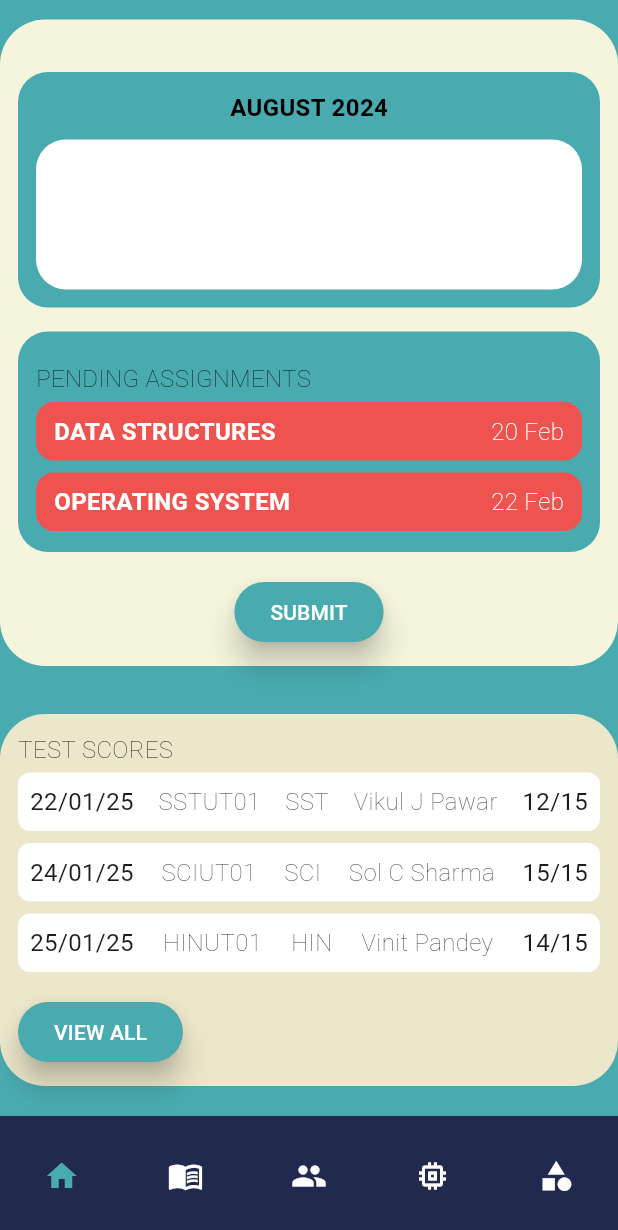
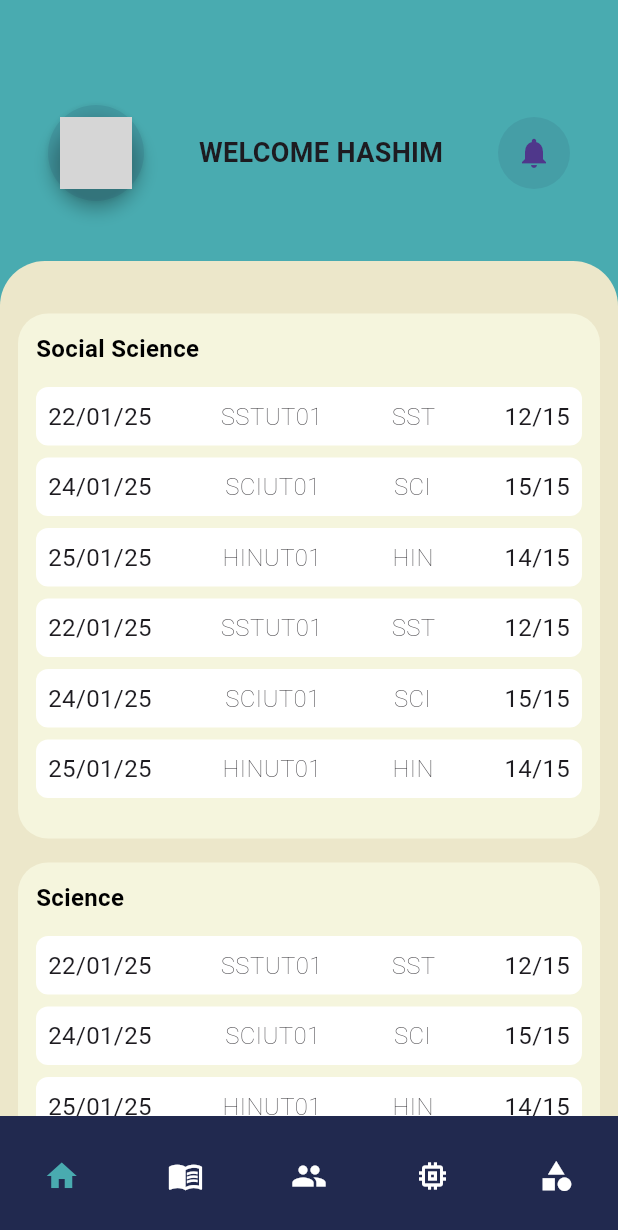
Before and after one commit to ayanfarooque/gdgsc-25, a Flutter app: the screen it shows after launch, scrolled down 161 dp, after a tap on "VIEW ALL", on a phone screen of 412 x 824 dp. Shown: the top 1230 px of the screen. Run offline on Flutter 3.47's test engine with Material 3 defaults, Android fonts, the light colour scheme and no system bars; Roboto replaces fonts that are missing (CustomFont); grey boxes are pictures that could not be loaded.

Commit message:
score page

```diff
--- a/mobile_app/lib/assets/pages/home.dart
+++ b/mobile_app/lib/assets/pages/home.dart
@@ -8,9 +8,9 @@ class HomePage extends StatefulWidget {
 
   @override
   State<HomePage> createState() => _HomePageState();
-  }
+}
 
-  class _HomePageState extends State<HomePage> {
+class _HomePageState extends State<HomePage> {
   int _selectedIndex = 0;
 
   void _onItemTapped(int index) {
@@ -206,7 +206,9 @@ class HomePage extends StatefulWidget {
                         "25/01/25", "HINUT01", "HIN", "Vinit Pandey", "14/15"),
                     const SizedBox(height: 12),
                     ElevatedButton(
-                      onPressed: () {},
+                      onPressed: () {
+                        Navigator.pushNamed(context, '/viewscore');
+                      },
                       style: ElevatedButton.styleFrom(
                         backgroundColor: const Color(0xFF49ABB0),
                         elevation: 8,
@@ -224,7 +226,7 @@ class HomePage extends StatefulWidget {
       ),
 
       // Bottom Navigation Bar
-      bottomNavigationBar:  Footer(
+      bottomNavigationBar: Footer(
         selectedIndex: _selectedIndex,
         onItemTapped: _onItemTapped,
       ),
--- a/mobile_app/lib/assets/pages/score.dart
+++ b/mobile_app/lib/assets/pages/score.dart
@@ -0,0 +1,214 @@
+import 'package:flutter/material.dart';
+import '../components/header.dart';
+import '../components/footer.dart';
+
+class ViewScores extends StatefulWidget {
+  State<ViewScores> createState() => _ScorePageState();
+}
+
+class _ScorePageState extends State<ViewScores> {
+  int _selectedIndex = 0;
+
+  void _onItemTapped(int index) {
+    setState(() {
+      _selectedIndex = index;
+    });
+
+    // Navigate to different pages based on index
+    switch (index) {
+      case 0:
+        Navigator.pushNamed(context, '/');
+        break;
+      case 1:
+        Navigator.pushNamed(context, '/assignment');
+        break;
+      case 2:
+        Navigator.pushNamed(context, '/community');
+        break;
+      case 3:
+        Navigator.pushNamed(context, '/aibot');
+        break;
+      case 4:
+        Navigator.pushNamed(context, '/resources');
+        break;
+    }
+  }
+
+  @override
+  Widget build(BuildContext context) {
+    return Scaffold(
+      backgroundColor: const Color.fromARGB(255, 73, 171, 176),
+      body: SingleChildScrollView(
+          child: Padding(
+              padding: const EdgeInsets.fromLTRB(0.0, 0.0, 0.0, 20.0),
+              child: Column(
+                  crossAxisAlignment: CrossAxisAlignment.start,
+                  children: [
+                    Padding(
+                      padding: const EdgeInsets.symmetric(horizontal: 16.0),
+                      child:
+                          // Top Bar
+                          Header(
+                              onProfileTap: () {
+                                Navigator.pushNamed(context, '/profile');
+                              },
+                              onNotificationTap: () {
+                                Navigator.pushNamed(context, '/notifications');
+                              },
+                              profileImage: 'assets/images/image3.png',
+                              welcomeText: "WELCOME HASHIM"),
+                    ),
+                    const SizedBox(height: 10),
+                    Container(
+                      margin: const EdgeInsets.fromLTRB(0.0, 30.0, 0.0, 0.0),
+                      padding: const EdgeInsets.fromLTRB(4.0, 12.0, 4.0, 12.0),
+                      decoration: BoxDecoration(
+                        color: const Color.fromARGB(255, 236, 231, 202),
+                        borderRadius: BorderRadius.circular(30),
+                      ),
+                      child: Column(
+                        crossAxisAlignment: CrossAxisAlignment.start,
+                        children: [
+                          const SizedBox(
+                            height: 15,
+                          ),
+                          //calender
+                          Container(
+                            margin: EdgeInsets.all(8.0),
+                            padding: const EdgeInsets.all(12),
+                            decoration: BoxDecoration(
+                              color: const Color.fromARGB(255, 245, 245, 221),
+                              borderRadius: BorderRadius.circular(20),
+                            ),
+                            height: 350,
+                            width: 400,
+                            child: Column(
+                              crossAxisAlignment: CrossAxisAlignment.start,
+                              children: [
+                                const Text(
+                                  "Social Science",
+                                  style: TextStyle(
+                                      fontSize: 16,
+                                      fontWeight: FontWeight.bold,
+                                      color: Colors.black),
+                                ),
+                                const SizedBox(height: 10),
+                                _scoreTile("22/01/25", "SSTUT01", "SST",
+                                    "Vikul J Pawar", "12/15"),
+                                _scoreTile("24/01/25", "SCIUT01", "SCI",
+                                    "Sol C Sharma", "15/15"),
+                                _scoreTile("25/01/25", "HINUT01", "HIN",
+                                    "Vinit Pandey", "14/15"),
+                                _scoreTile("22/01/25", "SSTUT01", "SST",
+                                    "Vikul J Pawar", "12/15"),
+                                _scoreTile("24/01/25", "SCIUT01", "SCI",
+                                    "Sol C Sharma", "15/15"),
+                                _scoreTile("25/01/25", "HINUT01", "HIN",
+                                    "Vinit Pandey", "14/15"),
+                              ],
+                            ),
+                          ),
+                          Container(
+                            margin: EdgeInsets.all(8.0),
+                            padding: const EdgeInsets.all(12),
+                            decoration: BoxDecoration(
+                              color: const Color.fromARGB(255, 245, 245, 221),
+                              borderRadius: BorderRadius.circular(20),
+                            ),
+                            height: 350,
+                            width: 400,
+                            child: Column(
+                              crossAxisAlignment: CrossAxisAlignment.start,
+                              children: [
+                                const Text(
+                                  "Science",
+                                  style: TextStyle(
+                                      fontSize: 16,
+                                      fontWeight: FontWeight.bold,
+                                      color: Colors.black),
+                                ),
+                                const SizedBox(height: 10),
+                                _scoreTile("22/01/25", "SSTUT01", "SST",
+                                    "Vikul J Pawar", "12/15"),
+                                _scoreTile("24/01/25", "SCIUT01", "SCI",
+                                    "Sol C Sharma", "15/15"),
+                                _scoreTile("25/01/25", "HINUT01", "HIN",
+                                    "Vinit Pandey", "14/15"),
+                                _scoreTile("22/01/25", "SSTUT01", "SST",
+                                    "Vikul J Pawar", "12/15"),
+                                _scoreTile("24/01/25", "SCIUT01", "SCI",
+                                    "Sol C Sharma", "15/15"),
+                                _scoreTile("25/01/25", "HINUT01", "HIN",
+                                    "Vinit Pandey", "14/15"),
+                              ],
+                            ),
+                          ),
+                          Container(
+                            margin: EdgeInsets.all(8.0),
+                            padding: const EdgeInsets.all(12),
+                            decoration: BoxDecoration(
+                              color: const Color.fromARGB(255, 245, 245, 221),
+                              borderRadius: BorderRadius.circular(20),
+                            ),
+                            height: 350,
+                            width: 400,
+                            child: Column(
+                              crossAxisAlignment: CrossAxisAlignment.start,
+                              children: [
+                                const Text(
+                                  "Hindi",
+                                  style: TextStyle(
+                                      fontSize: 16,
+                                      fontWeight: FontWeight.bold,
+                                      color: Colors.black),
+                                ),
+                                const SizedBox(height: 10),
+                                _scoreTile("22/01/25", "SSTUT01", "SST",
+                                    "Vikul J Pawar", "12/15"),
+                                _scoreTile("24/01/25", "SCIUT01", "SCI",
+                                    "Sol C Sharma", "15/15"),
+                                _scoreTile("25/01/25", "HINUT01", "HIN",
+                                    "Vinit Pandey", "14/15"),
+                                _scoreTile("22/01/25", "SSTUT01", "SST",
+                                    "Vikul J Pawar", "12/15"),
+                                _scoreTile("24/01/25", "SCIUT01", "SCI",
+                                    "Sol C Sharma", "15/15"),
+                                _scoreTile("25/01/25", "HINUT01", "HIN",
+                                    "Vinit Pandey", "14/15"),
+                              ],
+                            ),
+                          ),
+                        ],
+                      ),
+                    ),
+                  ]))),
+      bottomNavigationBar: Footer(
+        selectedIndex: _selectedIndex,
+        onItemTapped: _onItemTapped,
+      ),
+    );
+  }
+
+  Widget _scoreTile(
+      String date, String id, String subject, String teacher, String marks) {
+    return Padding(
+      padding: const EdgeInsets.symmetric(vertical: 4.0),
+      child: Container(
+        padding: const EdgeInsets.all(8),
+        decoration: BoxDecoration(
+          color: Colors.white,
+          borderRadius: BorderRadius.circular(8),
+        ),
+        child: Row(
+          mainAxisAlignment: MainAxisAlignment.spaceBetween,
+          children: [
+            Text(date, style: const TextStyle(fontWeight: FontWeight.normal)),
+            Text(id),
+            Text(subject),
+            Text(marks, style: const TextStyle(fontWeight: FontWeight.normal)),
+          ],
+        ),
+      ),
+    );
+  }
+}
--- a/mobile_app/lib/main.dart
+++ b/mobile_app/lib/main.dart
@@ -4,6 +4,7 @@ import './assets/pages/assignment/landing.dart';
 import './assets/pages/aibot/landing.dart';
 import './assets/pages/resources/landing.dart';
 import './assets/pages/community/landing.dart';
+import './assets/pages/score.dart';
 
 void main() {
   runApp(const MyApp());
@@ -41,6 +42,7 @@ class MyApp extends StatelessWidget {
         '/aibot': (context) => AiLanding(),
         '/resources': (context) => ResourceLanding(),
         '/community': (context) => CommunityLanding(),
+        '/viewscore': (context) => ViewScores(),
       },
     );
   }
```
